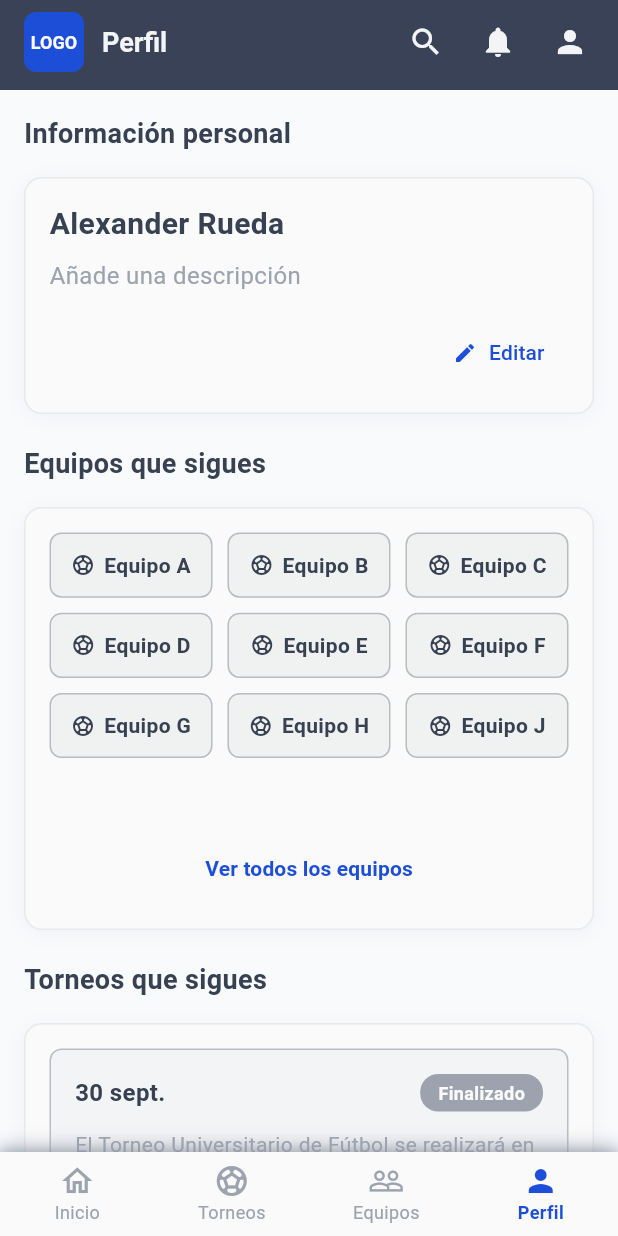
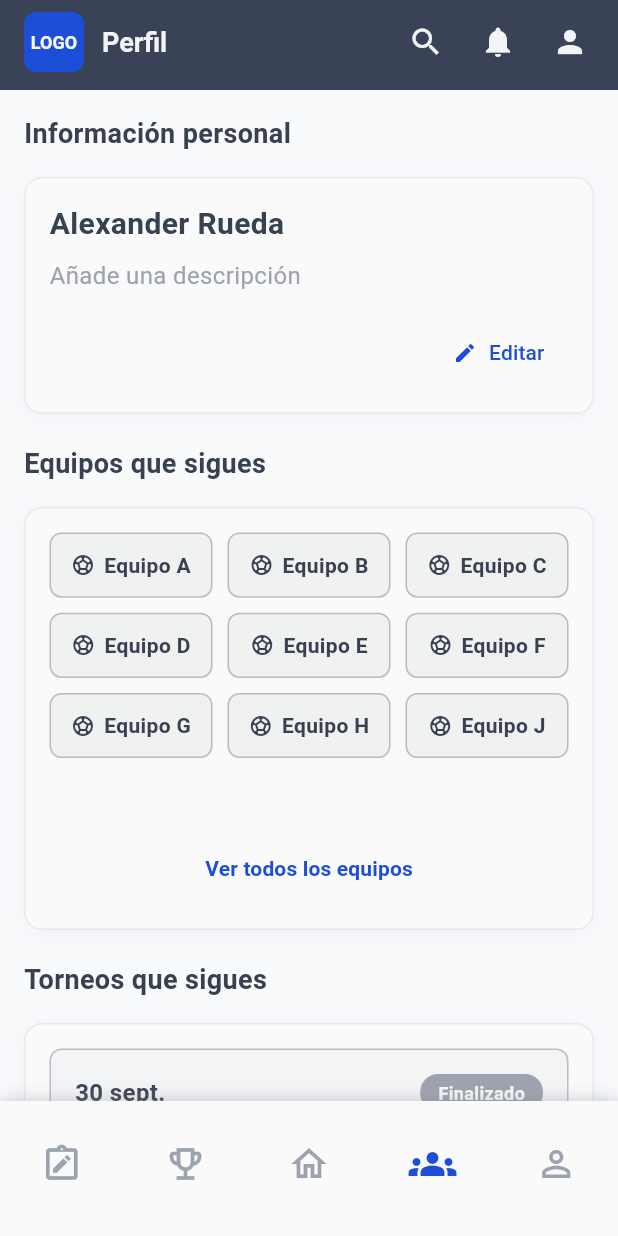
Before and after one commit to yei5/match_track, a Flutter app: the screen it shows after launch, on a phone screen of 412 x 824 dp. Run offline on Flutter 3.47's test engine with Material 3 defaults, Android fonts, the phone set to English and light mode, and no system bars.

Commit message:
feat(ui): mejoras visuales y agregar feedbacks
- Se ajustó la altura del contenedor principal del BottomNavigationBar
  para mejorar la proporción visual
- Se modificaron los tamaños de los íconos (inactivo y activo) para
  mayor consistencia visual
- Se agregó retroalimentación mediante print() en cada botón del navbar
  para pruebas de interacción

```diff
--- a/lib/core/widgets/nav_bar.dart
+++ b/lib/core/widgets/nav_bar.dart
@@ -17,38 +17,64 @@ class CustomBottomNavBar extends StatelessWidget {
       decoration: BoxDecoration(
         boxShadow: [
           BoxShadow(
-            color: AppColors.textSecondary,
+            color: AppColors.textSecondary.withOpacity(0.3),
             blurRadius: 10,
             offset: const Offset(0, -2),
           ),
         ],
       ),
+      child: SizedBox(
+        height: 90,
         child: BottomNavigationBar(
           currentIndex: currentIndex,
-        onTap: onTap,
+          onTap: (index) {
+            switch (index) {
+              case 0:
+                print('Control seleccionado');
+                break;
+              case 1:
+                print('Torneos seleccionado');
+                break;
+              case 2:
+                print('Inicio seleccionado');
+                break;
+              case 3:
+                print('Equipos seleccionado');
+                break;
+              case 4:
+                print('Perfil seleccionado');
+                break;
+            }
+            onTap(index);
+          },
           type: BottomNavigationBarType.fixed,
           backgroundColor: AppColors.background,
           selectedItemColor: AppColors.primary,
           unselectedItemColor: AppColors.textSecondary,
-        selectedLabelStyle: const TextStyle(
-          fontWeight: FontWeight.w600,
-          fontSize: 12,
+          showSelectedLabels: false,
+          showUnselectedLabels: false,
+          iconSize: 24,
+          unselectedIconTheme: const IconThemeData(size: 28),
+          selectedIconTheme: const IconThemeData(size: 32),
+          items: const [
+            BottomNavigationBarItem(
+              icon: Icon(Icons.note_alt_outlined),
+              activeIcon: Icon(Icons.note_alt),
+              label: 'Control',
             ),
-        unselectedLabelStyle: const TextStyle(fontSize: 12),
-        items: const [
+            BottomNavigationBarItem(
+              icon: Icon(Icons.emoji_events_outlined),
+              activeIcon: Icon(Icons.emoji_events),
+              label: 'Torneos',
+            ),
             BottomNavigationBarItem(
               icon: Icon(Icons.home_outlined),
               activeIcon: Icon(Icons.home),
               label: 'Inicio',
             ),
             BottomNavigationBarItem(
-            icon: Icon(Icons.sports_soccer_outlined),
-            activeIcon: Icon(Icons.sports_soccer),
-            label: 'Torneos',
-          ),
-          BottomNavigationBarItem(
-            icon: Icon(Icons.people_outline),
-            activeIcon: Icon(Icons.people),
+              icon: Icon(Icons.groups_outlined),
+              activeIcon: Icon(Icons.groups),
               label: 'Equipos',
             ),
             BottomNavigationBarItem(
@@ -58,6 +84,7 @@ class CustomBottomNavBar extends StatelessWidget {
             ),
           ],
         ),
+      ),
     );
   }
 }
--- a/lib/features/profile/ui/widgets/profile_content.dart
+++ b/lib/features/profile/ui/widgets/profile_content.dart
@@ -204,7 +204,10 @@ class ProfileContent extends StatelessWidget {
                                 ),
                                 actions: [
                                   TextButton(
-                                    onPressed: () => Navigator.pop(context),
+                                    onPressed: () {
+                                      print('Cerrar sesion cancelado');
+                                      Navigator.pop(context);
+                                    },
                                     child: const Text(
                                       'Cancelar',
                                       style: TextStyle(
@@ -214,6 +217,7 @@ class ProfileContent extends StatelessWidget {
                                   ),
                                   TextButton(
                                     onPressed: () {
+                                      print('Cerrar sesión confirmado');
                                       Navigator.pop(context);
                                       // Aquí puedes agregar la lógica real de cierre de sesión
                                       // Ejemplo: Navigator.pushReplacementNamed(context, '/login');
```
Lines whose indentation alone changed are shown as unchanged.
